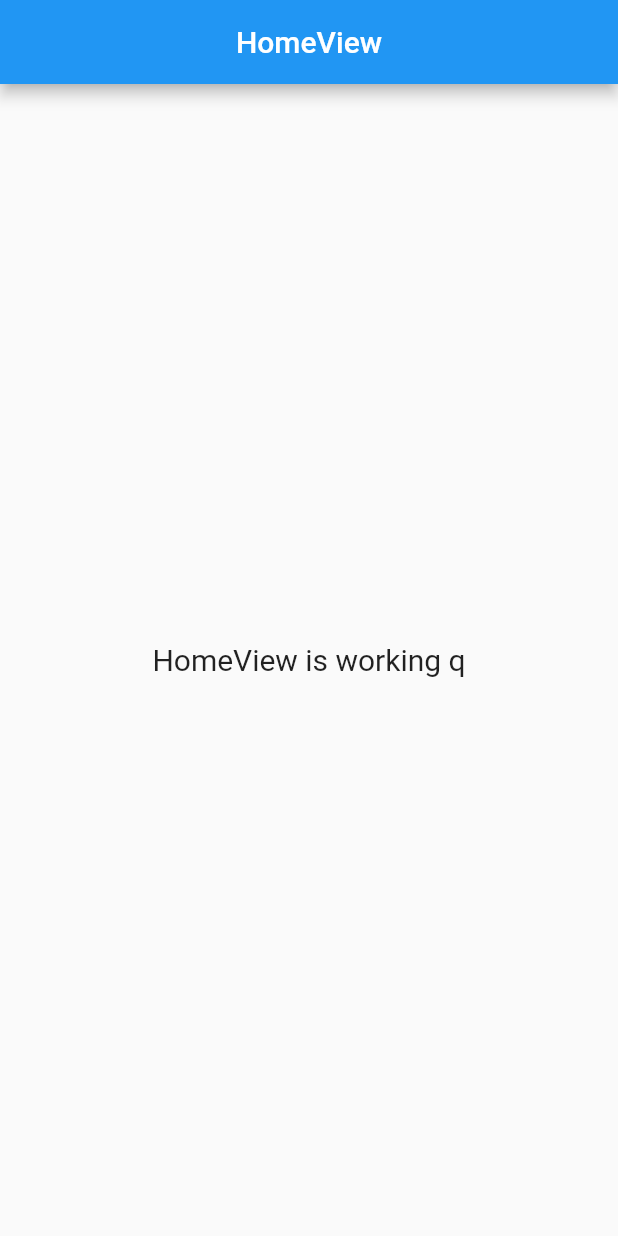
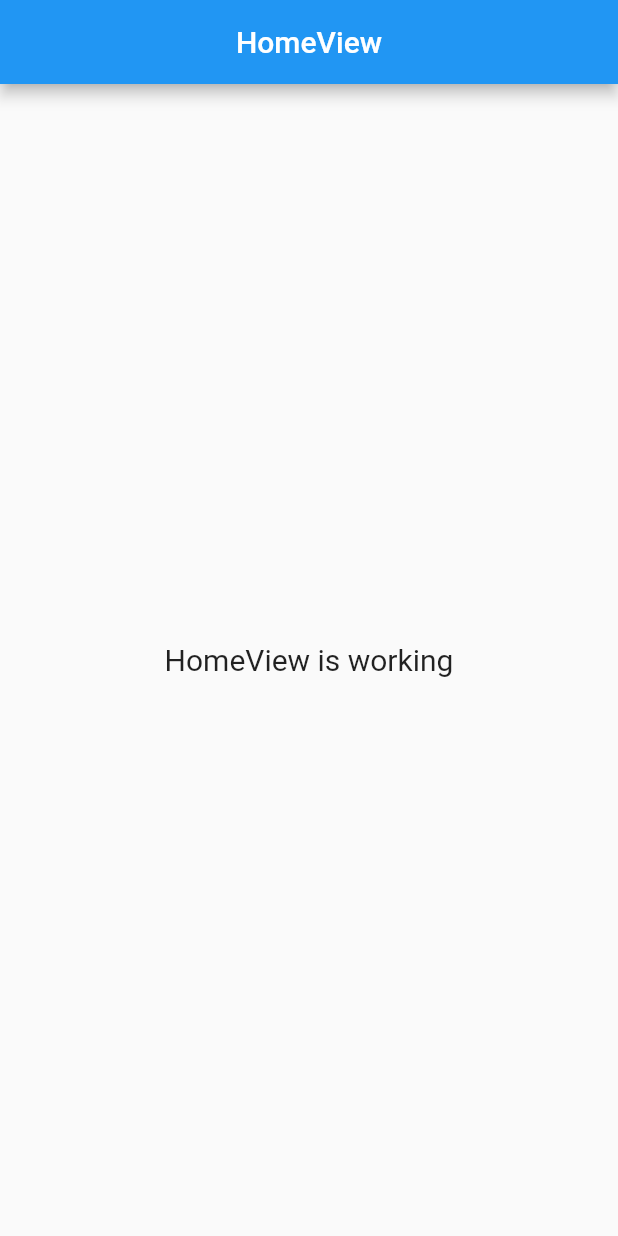
Before and after one commit to richardannowit/Health-Care-In-CanTho, a Flutter app: the screen it shows after launch, on a phone screen of 412 x 824 dp. Run offline on Flutter 3.47's test engine with Material 2 defaults, Android fonts, the phone set to English and light mode, and no system bars; our stand-ins replace get.

Commit message:
Remove unnecessary code and file

```diff
--- a/lib/app/modules/home/views/home_view.dart
+++ b/lib/app/modules/home/views/home_view.dart
@@ -14,7 +14,7 @@ class HomeView extends GetView<HomeController> {
       ),
       body: Center(
         child: Text(
-          'HomeView is working q',
+          'HomeView is working',
           style: TextStyle(fontSize: 20),
         ),
       ),
--- a/lib/main.dart
+++ b/lib/main.dart
@@ -4,8 +4,6 @@ import 'package:get/get.dart';
 
 import 'app/routes/app_pages.dart';
 
-
-//Sua tren main 111111
 void main() {
   runApp(
     GetMaterialApp(
```
Also changed, not shown: 1 other file.
